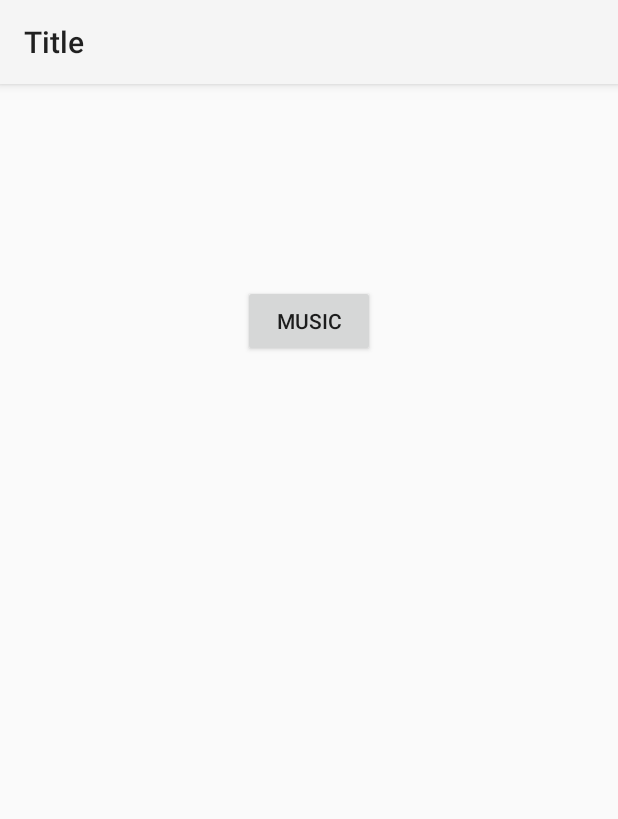
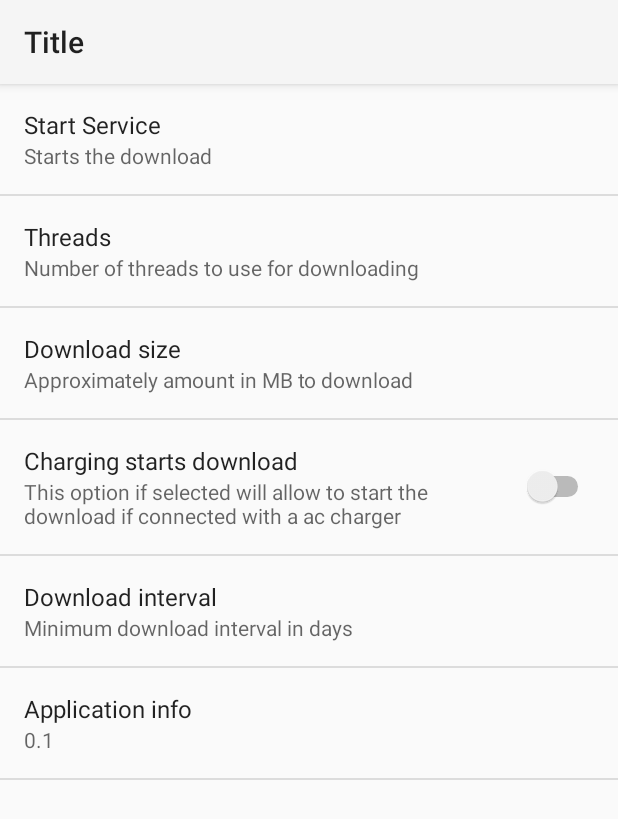
Before and after one commit to maxammann/music-cyclon, an Android app: the screen it shows after launch (SettingsActivity), on a phone screen of 412 x 824 dp. Shown: the top 819 px of the screen. Run offline under Robolectric (Android 15) with nearby library versions, the phone set to English and light mode, and no system bars.

Commit message:
Added settings

```diff
--- a/app/build.gradle
+++ b/app/build.gradle
@@ -27,4 +27,5 @@ dependencies {
     compile fileTree(include: ['*.jar'], dir: 'libs')
     compile 'com.android.support:appcompat-v7:22.0.0'
     compile 'commons-io:commons-io:2.4'
+    compile group: 'org.apache.httpcomponents' , name: 'httpclient-android' , version: '4.3.5.1'
 }
--- a/app/src/main/AndroidManifest.xml
+++ b/app/src/main/AndroidManifest.xml
@@ -38,7 +38,7 @@
 
             <meta-data
                 android:name="android.appwidget.provider"
-                android:resource="@xml/new_app_widget_info" />
+                android:resource="@xml/control_widget_info" />
         </receiver>
     </application>
 
--- /dev/null
+++ b/app/src/main/java/max/music_cyclon/InfoPreference.java
@@ -0,0 +1,15 @@
+package max.music_cyclon;
+
+import android.content.Context;
+import android.preference.DialogPreference;
+import android.util.AttributeSet;
+
+public class InfoPreference extends DialogPreference {
+
+    public InfoPreference(Context context, AttributeSet attrs) {
+        super(context, attrs);
+
+        setDialogMessage("Info");
+    }
+
+}
--- a/app/src/main/java/max/music_cyclon/SettingsActivity.java
+++ b/app/src/main/java/max/music_cyclon/SettingsActivity.java
@@ -1,24 +1,39 @@
 package max.music_cyclon;
 
-import android.app.Activity;
 import android.content.Intent;
 import android.os.Bundle;
+import android.preference.Preference;
+import android.preference.PreferenceActivity;
+import android.preference.PreferenceFragment;
 import android.view.View;
 
 
-public class SettingsActivity extends Activity {
-
+public class SettingsActivity extends PreferenceActivity {
     @Override
     protected void onCreate(Bundle savedInstanceState) {
         super.onCreate(savedInstanceState);
-        setContentView(R.layout.activity_settings);
 
-        findViewById(R.id.button).setOnClickListener(new View.OnClickListener() {
-            @Override
-            public void onClick(View view) {
-                Intent intent = new Intent(SettingsActivity.this, LibraryService.class);
-                startService(intent);
-            }
-        });
+        getFragmentManager().beginTransaction().replace(android.R.id.content, new MyPreferenceFragment()).commit();
     }
+
+
+    public static class MyPreferenceFragment extends PreferenceFragment {
+
+        @Override
+        public void onCreate(final Bundle savedInstanceState) {
+            super.onCreate(savedInstanceState);
+            addPreferencesFromResource(R.xml.preferences);
+
+            findPreference("start").setOnPreferenceClickListener(new Preference.OnPreferenceClickListener() {
+                @Override
+                public boolean onPreferenceClick(Preference preference) {
+                    Intent intent = new Intent(getActivity(), LibraryService.class);
+                    getActivity().startService(intent);
+                    return true;
+                }
+            });
+
+        }
+    }
+
 }
--- /dev/null
+++ b/app/src/main/res/xml/preferences.xml
@@ -0,0 +1,41 @@
+<?xml version="1.0" encoding="utf-8"?>
+<PreferenceScreen xmlns:android="http://schemas.android.com/apk/res/android">
+
+    <Preference
+        android:key="start"
+        android:summary="Starts the download"
+        android:title="Start Service" />
+
+    <EditTextPreference
+        android:defaultValue="2"
+        android:inputType="number"
+        android:key="threads"
+        android:summary="Number of threads to use for downloading"
+        android:title="Threads" />
+
+    <EditTextPreference
+        android:defaultValue="1000"
+        android:inputType="number"
+        android:key="download"
+        android:summary="Approximately amount in MB to download"
+        android:title="Download size" />
+
+    <SwitchPreference
+        android:defaultValue="false"
+        android:key="start_charging"
+        android:summary="This option if selected will allow to start the download if connected with a ac charger"
+        android:title="Charging starts download" />
+
+    <EditTextPreference
+        android:defaultValue="7"
+        android:inputType="number"
+        android:key="min_download_interval"
+        android:summary="Minimum download interval in days"
+        android:title="Download interval" />
+
+
+    <max.music_cyclon.InfoPreference
+        android:summary="0.1"
+        android:title="Application info" />
+
+</PreferenceScreen>
```
Also changed, not shown: app/src/main/java/max/music_cyclon/LibraryService.java (+7 -7 lines), app/src/main/java/max/music_cyclon/PowerConnectionReceiver.java (+25 -4 lines), app/src/main/java/max/music_cyclon/ProcessTask.java (+31 -23 lines), app/src/main/res/values/array.xml (added, +13 -0 lines), app/src/main/res/xml/control_widget_info.xml (renamed from app/src/main/res/xml/new_app_widget_info.xml), 1 other file.
